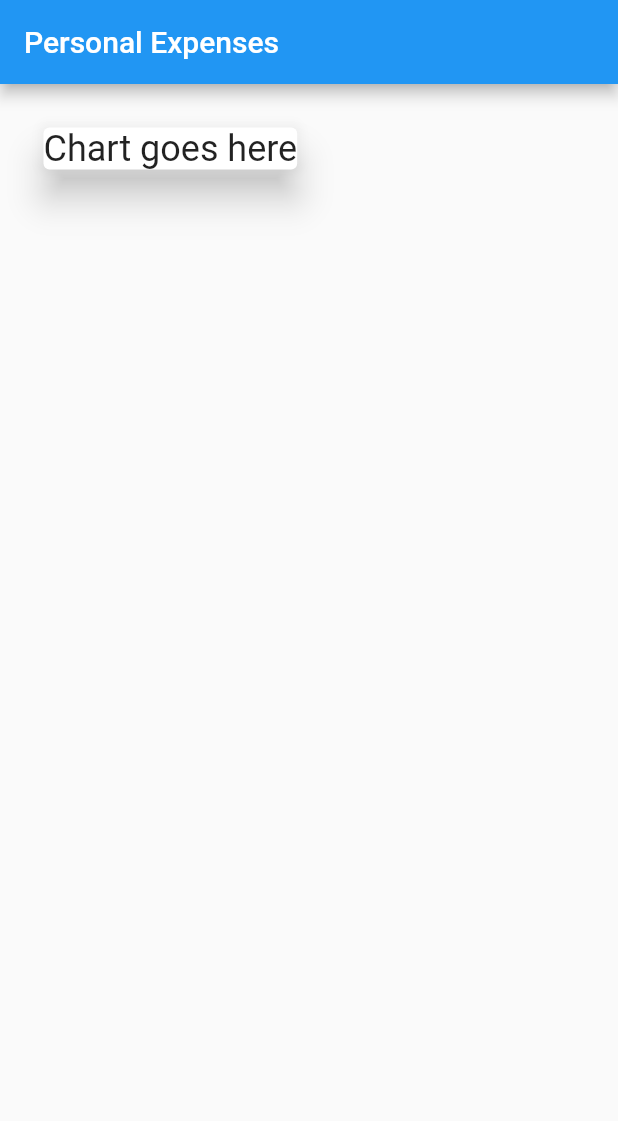
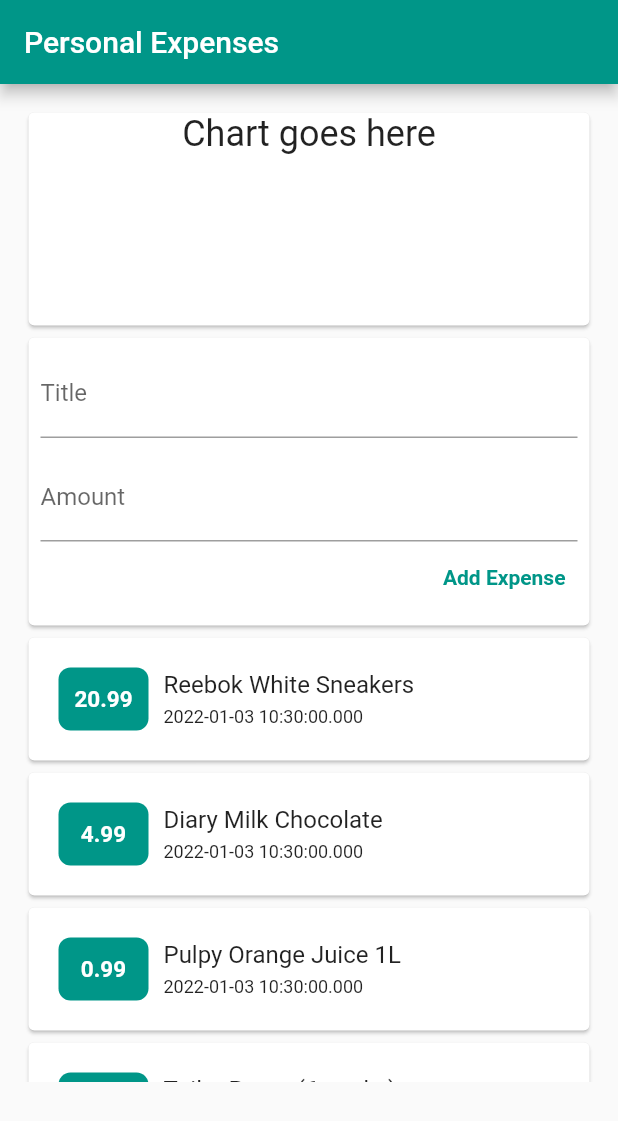
Before and after one commit to ismailomodara/expenses, a Flutter app: the screen it shows after launch, on a phone screen of 412 x 824 dp. Shown: the top 1121 px of the screen. Run offline on Flutter 3.47's test engine with Material 2 defaults, Android fonts, the phone set to English and light mode, and no system bars.

Commit message:
Completed Expenses Model, Expenses Widget and Expense Add Widget

```diff
--- a/lib/main.dart
+++ b/lib/main.dart
@@ -1,5 +1,6 @@
 import 'package:flutter/material.dart';
 import 'widgets/expenses_chart.dart';
+import 'widgets/expenses.dart';
 
 void main() {
   runApp(const ExpensesApp());
@@ -21,18 +22,23 @@ class ExpensesApp extends StatelessWidget {
 class Home extends StatelessWidget {
   const Home({Key? key}) : super(key: key);
 
+  test() {}
+
   @override
   Widget build(BuildContext context) {
     return SafeArea(
       child: Scaffold(
         appBar: AppBar(
           title: const Text('Personal Expenses'),
+          backgroundColor: Colors.teal,
         ),
         body: Container(
-          padding: const EdgeInsets.all(25),
+          padding: const EdgeInsets.all(15),
           child: Column(
+            crossAxisAlignment: CrossAxisAlignment.stretch,
             children: const [
               ExpensesChart(),
+              Expenses(),
             ],
           ),
         ),
--- /dev/null
+++ b/lib/models/expense.dart
@@ -0,0 +1,12 @@
+class Expense {
+  final String id;
+  final String title;
+  final double amount;
+  final DateTime date;
+
+  const Expense(
+      {required this.id,
+      required this.title,
+      required this.amount,
+      required this.date});
+}
--- a/lib/widgets/expense_add.dart
+++ b/lib/widgets/expense_add.dart
@@ -1,10 +1,50 @@
 import 'package:flutter/material.dart';
 
 class ExpenseAdd extends StatelessWidget {
-  const ExpenseAdd({Key? key}) : super(key: key);
+  ExpenseAdd(this.addExpense, {Key? key}) : super(key: key);
+
+  final titleController = TextEditingController();
+  final amountController = TextEditingController();
+
+  final Function addExpense;
 
   @override
   Widget build(BuildContext context) {
-    return Container();
+    return Card(
+      child: Padding(
+        padding: const EdgeInsets.all(8.0),
+        child: Column(
+          crossAxisAlignment: CrossAxisAlignment.end,
+          children: [
+            TextField(
+              decoration: const InputDecoration(labelText: 'Title'),
+              controller: titleController,
+            ),
+            const SizedBox(
+              height: 10,
+            ),
+            TextField(
+              decoration: const InputDecoration(labelText: 'Amount'),
+              controller: amountController,
+            ),
+            TextButton(
+              onPressed: () {
+                addExpense(
+                  titleController.text,
+                  double.parse(amountController.text),
+                );
+              },
+              child: const Text(
+                'Add Expense',
+                style: TextStyle(
+                  color: Colors.teal,
+                  fontWeight: FontWeight.bold,
+                ),
+              ),
+            ),
+          ],
+        ),
+      ),
+    );
   }
 }
--- /dev/null
+++ b/lib/widgets/expenses.dart
@@ -0,0 +1,134 @@
+import 'package:flutter/material.dart';
+import '../widgets/expense_add.dart';
+import '../models/expense.dart';
+
+class Expenses extends StatefulWidget {
+  const Expenses({Key? key}) : super(key: key);
+
+  @override
+  _ExpensesState createState() => _ExpensesState();
+}
+
+class _ExpensesState extends State<Expenses> {
+  final List<Expense> _expenses = [
+    Expense(
+      id: 't1',
+      title: 'Reebok White Sneakers',
+      amount: 20.99,
+      date: DateTime.now(),
+    ),
+    Expense(
+      id: 't2',
+      title: 'Diary Milk Chocolate',
+      amount: 4.99,
+      date: DateTime.now(),
+    ),
+    Expense(
+      id: 't3',
+      title: 'Pulpy Orange Juice 1L',
+      amount: 0.99,
+      date: DateTime.now(),
+    ),
+    Expense(
+      id: 't4',
+      title: 'Toilet Paper (6 packs)',
+      amount: 7.99,
+      date: DateTime.now(),
+    ),
+    Expense(
+      id: 't4',
+      title: 'Toilet Paper (6 packs)',
+      amount: 7.99,
+      date: DateTime.now(),
+    )
+  ];
+
+  addExpense(String title, double amount) {
+    var newEx = Expense(
+        id: 't${_expenses.length}',
+        title: title,
+        amount: amount,
+        date: DateTime.now());
+    setState(() {
+      _expenses.add(newEx);
+    });
+  }
+
+  @override
+  Widget build(BuildContext context) {
+    return Expanded(
+      child: Column(
+        children: [
+          ExpenseAdd(addExpense),
+          ExpensesList(_expenses),
+        ],
+      ),
+    );
+  }
+}
+
+class ExpensesList extends StatelessWidget {
+  final List _expenses;
+  const ExpensesList(this._expenses, {Key? key}) : super(key: key);
+
+  @override
+  Widget build(BuildContext context) {
+    return SizedBox(
+      height: 300,
+      child: ListView.builder(
+        itemBuilder: (context, index) {
+          return Card(
+            child: Padding(
+              padding: const EdgeInsets.all(20.0),
+              child: Row(
+                children: [
+                  Container(
+                    width: 60,
+                    margin: const EdgeInsets.only(right: 10.0),
+                    padding: const EdgeInsets.symmetric(
+                        vertical: 12.0, horizontal: 0),
+                    decoration: const BoxDecoration(
+                      color: Colors.teal,
+                      borderRadius: BorderRadius.all(
+                        Radius.circular(
+                          8.0,
+                        ),
+                      ),
+                    ),
+                    child: Text(
+                      _expenses[index].amount.toString(),
+                      textAlign: TextAlign.center,
+                      style: const TextStyle(
+                          color: Colors.white,
+                          fontSize: 15,
+                          fontWeight: FontWeight.bold),
+                    ),
+                  ),
+                  Column(
+                    crossAxisAlignment: CrossAxisAlignment.start,
+                    children: [
+                      Text(
+                        _expenses[index].title,
+                        style: const TextStyle(fontSize: 16),
+                      ),
+                      const SizedBox(
+                        height: 5,
+                      ),
+                      Text(
+                        _expenses[index].date.toString(),
+                        style: const TextStyle(
+                          fontSize: 12,
+                        ),
+                      ),
+                    ],
+                  )
+                ],
+              ),
+            ),
+          );
+        },
+        itemCount: _expenses.length,
+      ),
+    );
+  }
+}
--- a/lib/widgets/expenses_chart.dart
+++ b/lib/widgets/expenses_chart.dart
@@ -5,14 +5,16 @@ class ExpensesChart extends StatelessWidget {
 
   @override
   Widget build(BuildContext context) {
-    return const Card(
-      elevation: 10,
-      child: Text(
-        'Chart goes here',
-        style: TextStyle(
-          fontSize: 24,
+    return const SizedBox(
+      height: 150.0,
+      child: Card(
+        child: Text(
+          'Chart goes here',
+          style: TextStyle(
+            fontSize: 24,
+          ),
+          textAlign: TextAlign.center,
         ),
-        textAlign: TextAlign.center,
       ),
     );
   }
```
